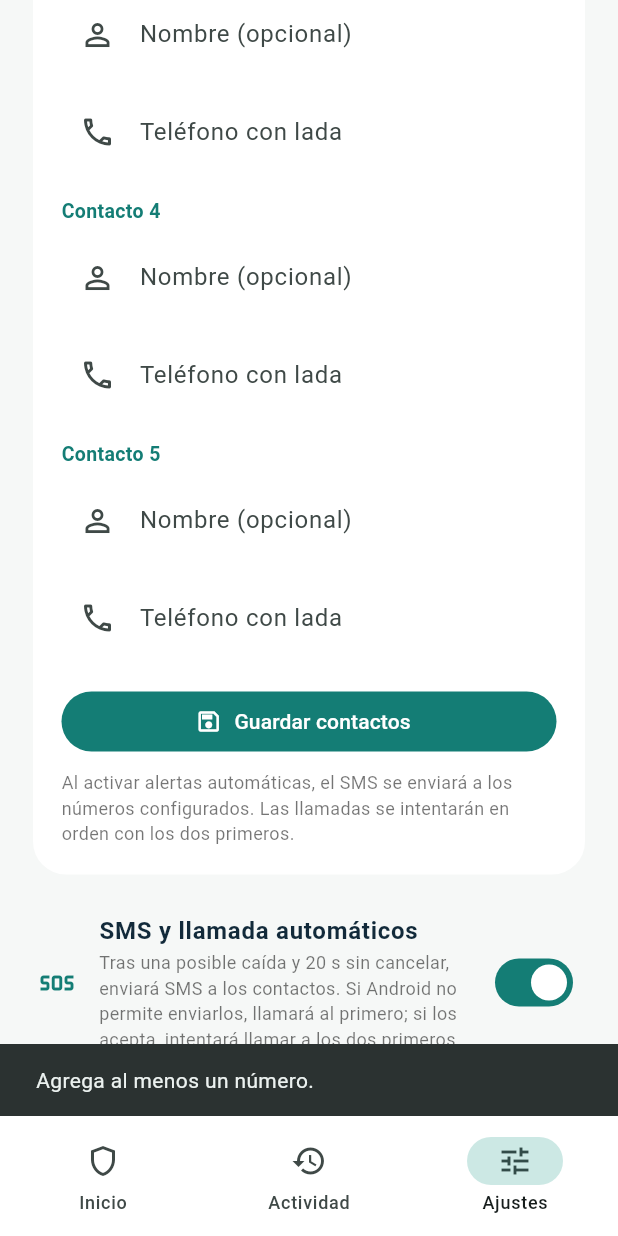
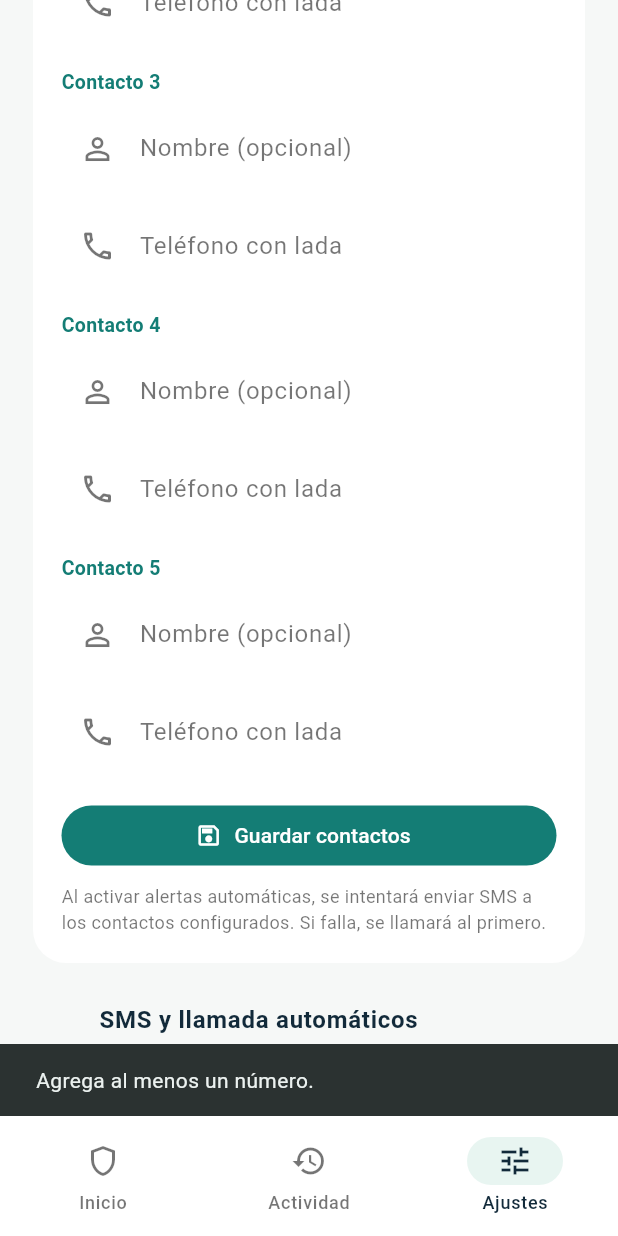
Before and after one commit to Bralex17654/proyectoRally, a Flutter app: the screen it shows after launch, item 3 of the bottom bar chosen, scrolled down 576 dp, after a tap on "Guardar contactos", on a phone screen of 412 x 824 dp. Run offline on Flutter 3.47's test engine with Material 3 defaults, Android fonts, the phone set to English and light mode, and no system bars; our stand-ins replace flutter_local_notifications, geolocator, permission_handler, sensors_plus, shared_preferences.

Commit message:
Rename app and add persistent theme toggle

```diff
--- a/lib/main.dart
+++ b/lib/main.dart
@@ -21,37 +21,97 @@ Future<void> main() async {
   runApp(const GuardianApp());
 }
 
-class GuardianApp extends StatelessWidget {
+class GuardianApp extends StatefulWidget {
   const GuardianApp({super.key});
 
   @override
-  Widget build(BuildContext context) => MaterialApp(
-    title: 'Guardian IoT',
-    debugShowCheckedModeBanner: false,
-    theme: ThemeData(
+  State<GuardianApp> createState() => _GuardianAppState();
+}
+
+class _GuardianAppState extends State<GuardianApp> {
+  bool _darkMode = false;
+
+  @override
+  void initState() {
+    super.initState();
+    _loadThemePreference();
+  }
+
+  Future<void> _loadThemePreference() async {
+    final prefs = await SharedPreferences.getInstance();
+    if (mounted)
+      setState(() => _darkMode = prefs.getBool('dark_mode') ?? false);
+  }
+
+  Future<void> _setDarkMode(bool enabled) async {
+    final prefs = await SharedPreferences.getInstance();
+    await prefs.setBool('dark_mode', enabled);
+    if (mounted) setState(() => _darkMode = enabled);
+  }
+
+  ThemeData _buildTheme(Brightness brightness) {
+    final dark = brightness == Brightness.dark;
+    final base = ColorScheme.fromSeed(seedColor: _teal, brightness: brightness);
+    final scheme = dark
+        ? base.copyWith(
+            primary: const Color(0xFF72D1C4),
+            surface: const Color(0xFF101918),
+            onSurface: const Color(0xFFE8F1EF),
+            onSurfaceVariant: const Color(0xFFB5C5C1),
+            secondaryContainer: const Color(0xFF24433D),
+            onSecondaryContainer: const Color(0xFFD9F3EE),
+            surfaceContainerLow: const Color(0xFF182321),
+            surfaceContainerHighest: const Color(0xFF263431),
+          )
+        : base.copyWith(
+            primary: _teal,
+            surface: _paper,
+            onSurface: _navy,
+            onSurfaceVariant: Colors.black54,
+            secondaryContainer: _mint,
+            onSecondaryContainer: _navy,
+            surfaceContainerLow: Colors.white,
+            surfaceContainerHighest: Colors.white,
+          );
+    return ThemeData(
       useMaterial3: true,
-      scaffoldBackgroundColor: _paper,
-      colorScheme: ColorScheme.fromSeed(seedColor: _teal, primary: _teal),
+      colorScheme: scheme,
+      scaffoldBackgroundColor: scheme.surface,
       fontFamily: 'Roboto',
-      appBarTheme: const AppBarTheme(
-        backgroundColor: _paper,
-        foregroundColor: _navy,
+      appBarTheme: AppBarTheme(
+        backgroundColor: scheme.surface,
+        foregroundColor: scheme.onSurface,
       ),
       inputDecorationTheme: InputDecorationTheme(
         filled: true,
-        fillColor: Colors.white,
+        fillColor: scheme.surfaceContainerHighest,
         border: OutlineInputBorder(
           borderRadius: BorderRadius.circular(16),
           borderSide: BorderSide.none,
         ),
       ),
-    ),
-    home: const GuardianHome(),
+    );
+  }
+
+  @override
+  Widget build(BuildContext context) => MaterialApp(
+    title: 'TzindaApp',
+    debugShowCheckedModeBanner: false,
+    theme: _buildTheme(Brightness.light),
+    darkTheme: _buildTheme(Brightness.dark),
+    themeMode: _darkMode ? ThemeMode.dark : ThemeMode.light,
+    home: GuardianHome(darkMode: _darkMode, onDarkModeChanged: _setDarkMode),
   );
 }
 
 class GuardianHome extends StatefulWidget {
-  const GuardianHome({super.key});
+  const GuardianHome({
+    super.key,
+    required this.darkMode,
+    required this.onDarkModeChanged,
+  });
+  final bool darkMode;
+  final ValueChanged<bool> onDarkModeChanged;
 
   @override
   State<GuardianHome> createState() => _GuardianHomeState();
@@ -293,7 +353,7 @@ class _GuardianHomeState extends State<GuardianHome>
             ScaffoldMessenger.of(context).showSnackBar(
               const SnackBar(
                 content: Text(
-                  'Android no autorizó SMS ni llamadas. Activa al menos uno en Ajustes > Aplicaciones > Guardian IoT > Permisos.',
+                  'Android no autorizó SMS ni llamadas. Activa al menos uno en Ajustes > Aplicaciones > TzindaApp > Permisos.',
                 ),
               ),
             );
@@ -443,7 +503,7 @@ class _GuardianHomeState extends State<GuardianHome>
         : 'Ubicación aproximada: https://maps.google.com/?q=${_position!.latitude},${_position!.longitude}';
     final who = _contactName.isEmpty ? 'Hola' : 'Hola $_contactName';
     final body =
-        '$who, Guardian IoT detectó un patrón compatible con una posible caída. ¿Puedes verificar cómo estoy? $location';
+        '$who, TzindaApp detectó un patrón compatible con una posible caída. ¿Puedes verificar cómo estoy? $location';
     final uri = Uri(
       scheme: 'smsto',
       path: _contactPhone,
@@ -474,7 +534,7 @@ class _GuardianHomeState extends State<GuardianHome>
       bottomNavigationBar: NavigationBar(
         selectedIndex: _tab,
         onDestinationSelected: (value) => setState(() => _tab = value),
-        backgroundColor: Colors.white,
+        backgroundColor: Theme.of(context).colorScheme.surfaceContainerLow,
         destinations: const [
           NavigationDestination(
             icon: Icon(Icons.shield_outlined),
@@ -490,6 +550,7 @@ class _GuardianHomeState extends State<GuardianHome>
 
   Widget _dashboard() {
     final isActive = _monitorActive;
+    final colors = Theme.of(context).colorScheme;
     return ListView(
       padding: const EdgeInsets.fromLTRB(22, 16, 22, 28),
       children: [
@@ -499,23 +560,23 @@ class _GuardianHomeState extends State<GuardianHome>
               width: 46,
               height: 46,
               decoration: BoxDecoration(
-                color: _mint,
+                color: colors.secondaryContainer,
                 borderRadius: BorderRadius.circular(15),
               ),
-              child: const Icon(Icons.health_and_safety, color: _teal),
+              child: Icon(Icons.health_and_safety, color: colors.primary),
             ),
             const SizedBox(width: 12),
-            const Expanded(
+            Expanded(
               child: Column(
                 crossAxisAlignment: CrossAxisAlignment.start,
                 children: [
                   Text(
-                    'GUARDIAN IoT',
+                    'TZINDAAPP',
                     style: TextStyle(
                       fontSize: 12,
                       letterSpacing: 1.5,
                       fontWeight: FontWeight.w800,
-                      color: _teal,
+                      color: colors.primary,
                     ),
                   ),
                   SizedBox(height: 2),
@@ -524,7 +585,7 @@ class _GuardianHomeState extends State<GuardianHome>
                     style: TextStyle(
                       fontSize: 20,
                       fontWeight: FontWeight.w700,
-                      color: _navy,
+                      color: colors.onSurface,
                     ),
                   ),
                 ],
@@ -532,7 +593,7 @@ class _GuardianHomeState extends State<GuardianHome>
             ),
             IconButton(
               onPressed: () => setState(() => _tab = 2),
-              icon: const Icon(Icons.settings_outlined, color: _navy),
+              icon: Icon(Icons.settings_outlined, color: colors.onSurface),
             ),
           ],
         ),
@@ -654,7 +715,7 @@ class _GuardianHomeState extends State<GuardianHome>
         Container(
           padding: const EdgeInsets.all(17),
           decoration: BoxDecoration(
-            color: Colors.white,
+            color: colors.surfaceContainerLow,
             borderRadius: BorderRadius.circular(21),
           ),
           child: Row(
@@ -662,21 +723,21 @@ class _GuardianHomeState extends State<GuardianHome>
               Container(
                 width: 42,
                 height: 42,
-                decoration: const BoxDecoration(
-                  color: _mint,
+                decoration: BoxDecoration(
+                  color: colors.secondaryContainer,
                   shape: BoxShape.circle,
                 ),
-                child: const Icon(Icons.people_outline, color: _teal),
+                child: Icon(Icons.people_outline, color: colors.primary),
               ),
               const SizedBox(width: 12),
               Expanded(
                 child: Column(
                   crossAxisAlignment: CrossAxisAlignment.start,
                   children: [
-                    const Text(
+                    Text(
                       'Contactos de confianza',
                       style: TextStyle(
-                        color: _navy,
+                        color: colors.onSurface,
                         fontWeight: FontWeight.w700,
                       ),
                     ),
@@ -687,8 +748,8 @@ class _GuardianHomeState extends State<GuardianHome>
                           : '${_contacts.length} de 5 contactos configurados',
                       maxLines: 1,
                       overflow: TextOverflow.ellipsis,
-                      style: const TextStyle(
-                        color: Colors.black54,
+                      style: TextStyle(
+                        color: colors.onSurfaceVariant,
                         fontSize: 12,
                       ),
                     ),
@@ -703,37 +764,42 @@ class _GuardianHomeState extends State<GuardianHome>
           ),
         ),
         const SizedBox(height: 17),
-        const Text(
-          'Guardian IoT es un apoyo preventivo experimental. No sustituye atención médica ni servicios de emergencia.',
-          style: TextStyle(color: Colors.black54, fontSize: 12, height: 1.5),
+        Text(
+          'TzindaApp es un apoyo preventivo experimental. No sustituye atención médica ni servicios de emergencia.',
+          style: TextStyle(
+            color: colors.onSurfaceVariant,
+            fontSize: 12,
+            height: 1.5,
+          ),
         ),
       ],
     );
   }
 
-  Widget _infoCard(IconData icon, String title, String value, String detail) =>
-      Container(
+  Widget _infoCard(IconData icon, String title, String value, String detail) {
+    final colors = Theme.of(context).colorScheme;
+    return Container(
       padding: const EdgeInsets.all(16),
       decoration: BoxDecoration(
-          color: Colors.white,
+        color: colors.surfaceContainerLow,
         borderRadius: BorderRadius.circular(21),
       ),
       child: Column(
         crossAxisAlignment: CrossAxisAlignment.start,
         children: [
-            Icon(icon, color: _teal, size: 22),
+          Icon(icon, color: colors.primary, size: 22),
           const SizedBox(height: 13),
           Text(
             title,
-              style: const TextStyle(color: Colors.black54, fontSize: 12),
+            style: TextStyle(color: colors.onSurfaceVariant, fontSize: 12),
           ),
           const SizedBox(height: 3),
           Text(
             value,
             maxLines: 1,
             overflow: TextOverflow.ellipsis,
-              style: const TextStyle(
-                color: _navy,
+            style: TextStyle(
+              color: colors.onSurface,
               fontSize: 14,
               fontWeight: FontWeight.w700,
             ),
@@ -741,49 +807,59 @@ class _GuardianHomeState extends State<GuardianHome>
           const SizedBox(height: 3),
           Text(
             detail,
-              style: const TextStyle(color: Colors.black45, fontSize: 11),
+            style: TextStyle(color: colors.onSurfaceVariant, fontSize: 11),
           ),
         ],
       ),
     );
+  }
 
-  Widget _activity() => ListView(
+  Widget _activity() {
+    final colors = Theme.of(context).colorScheme;
+    return ListView(
       padding: const EdgeInsets.fromLTRB(22, 28, 22, 28),
       children: [
-      const Text(
+        Text(
           'Actividad',
           style: TextStyle(
-          color: _navy,
+            color: colors.onSurface,
             fontSize: 28,
             fontWeight: FontWeight.w700,
           ),
         ),
         const SizedBox(height: 8),
-      const Text(
+        Text(
           'Un registro sencillo de eventos en este teléfono.',
-        style: TextStyle(color: Colors.black54),
+          style: TextStyle(color: colors.onSurfaceVariant),
         ),
         const SizedBox(height: 24),
         if (_lastEvent == null)
           Container(
             padding: const EdgeInsets.all(24),
             decoration: BoxDecoration(
-            color: Colors.white,
+              color: colors.surfaceContainerLow,
               borderRadius: BorderRadius.circular(22),
             ),
-          child: const Column(
+            child: Column(
               children: [
-              Icon(Icons.event_note_outlined, size: 34, color: _teal),
-              SizedBox(height: 12),
+                Icon(
+                  Icons.event_note_outlined,
+                  size: 34,
+                  color: colors.primary,
+                ),
+                const SizedBox(height: 12),
                 Text(
                   'Aún no hay eventos',
-                style: TextStyle(fontWeight: FontWeight.w700, color: _navy),
+                  style: TextStyle(
+                    fontWeight: FontWeight.w700,
+                    color: colors.onSurface,
                   ),
-              SizedBox(height: 5),
+                ),
+                const SizedBox(height: 5),
                 Text(
                   'Las confirmaciones y pruebas aparecerán aquí.',
                   textAlign: TextAlign.center,
-                style: TextStyle(color: Colors.black54),
+                  style: TextStyle(color: colors.onSurfaceVariant),
                 ),
               ],
             ),
@@ -792,12 +868,15 @@ class _GuardianHomeState extends State<GuardianHome>
           Container(
             padding: const EdgeInsets.all(18),
             decoration: BoxDecoration(
-            color: Colors.white,
+              color: colors.surfaceContainerLow,
               borderRadius: BorderRadius.circular(22),
             ),
             child: Row(
               children: [
-              const Icon(Icons.notifications_active_outlined, color: _teal),
+                Icon(
+                  Icons.notifications_active_outlined,
+                  color: colors.primary,
+                ),
                 const SizedBox(width: 12),
                 Expanded(
                   child: Column(
@@ -805,16 +884,16 @@ class _GuardianHomeState extends State<GuardianHome>
                     children: [
                       Text(
                         _statusMessage,
-                      style: const TextStyle(
+                        style: TextStyle(
                           fontWeight: FontWeight.w700,
-                        color: _navy,
+                          color: colors.onSurface,
                         ),
                       ),
                       const SizedBox(height: 4),
                       Text(
                         _formatTime(_lastEvent!),
-                      style: const TextStyle(
-                        color: Colors.black54,
+                        style: TextStyle(
+                          color: colors.onSurfaceVariant,
                           fontSize: 12,
                         ),
                       ),
@@ -833,39 +912,70 @@ class _GuardianHomeState extends State<GuardianHome>
         ),
       ],
     );
+  }
 
-  Widget _settings() => ListView(
+  Widget _settings() {
+    final colors = Theme.of(context).colorScheme;
+    return ListView(
       padding: const EdgeInsets.fromLTRB(22, 28, 22, 28),
       children: [
-      const Text(
+        Text(
           'Ajustes',
           style: TextStyle(
-          color: _navy,
+            color: colors.onSurface,
             fontSize: 28,
             fontWeight: FontWeight.w700,
           ),
         ),
         const SizedBox(height: 8),
-      const Text(
-        'Agrega hasta cinco números. Si Android bloquea el SMS, Guardian IoT intentará llamar al primer contacto.',
-        style: TextStyle(color: Colors.black54),
+        Text(
+          'Agrega hasta cinco números. Si Android bloquea el SMS, TzindaApp intentará llamar al primer contacto.',
+          style: TextStyle(color: colors.onSurfaceVariant),
         ),
-      const SizedBox(height: 24),
+        const SizedBox(height: 18),
+        SwitchListTile(
+          value: widget.darkMode,
+          onChanged: widget.onDarkModeChanged,
+          contentPadding: const EdgeInsets.symmetric(horizontal: 4),
+          secondary: Icon(
+            widget.darkMode ? Icons.dark_mode : Icons.light_mode,
+            color: colors.primary,
+          ),
+          title: Text(
+            widget.darkMode ? 'Modo oscuro' : 'Modo claro',
+            style: TextStyle(
+              color: colors.onSurface,
+              fontWeight: FontWeight.w700,
+            ),
+          ),
+          subtitle: Text(
+            'Cambiar entre fondo claro y oscuro',
+            style: TextStyle(color: colors.onSurfaceVariant, fontSize: 12),
+          ),
+        ),
+        const SizedBox(height: 10),
         _ContactsForm(contacts: _contacts, onSave: _saveContacts),
         const SizedBox(height: 18),
         SwitchListTile(
           value: _automaticActions,
           onChanged: _saveAutomaticActions,
           contentPadding: const EdgeInsets.symmetric(horizontal: 4),
-        title: const Text(
+          title: Text(
             'SMS y llamada automáticos',
-          style: TextStyle(color: _navy, fontWeight: FontWeight.w700),
+            style: TextStyle(
+              color: colors.onSurface,
+              fontWeight: FontWeight.w700,
             ),
-        subtitle: const Text(
+          ),
+          subtitle: Text(
             'Tras una posible caída y 20 s sin cancelar, enviará SMS a los contactos. Si Android no permite enviarlos, llamará al primero; si los acepta, intentará llamar a los dos primeros.',
-          style: TextStyle(color: Colors.black54, fontSize: 12, height: 1.4),
+            style: TextStyle(
+              color: colors.onSurfaceVariant,
+              fontSize: 12,
+              height: 1.4,
             ),
-        secondary: const Icon(Icons.sos_outlined, color: _teal),
+          ),
+          secondary: Icon(Icons.sos_outlined, color: colors.primary),
         ),
         const SizedBox(height: 10),
         const _NoticeCard(
@@ -886,7 +996,7 @@ class _GuardianHomeState extends State<GuardianHome>
           icon: Icons.notifications_active_outlined,
           title: 'Pregunta al detectar una posible caída',
           body:
-            'Guardian IoT intentará mostrar “¿Estás bien?” sobre otras apps. En Android 14 o posterior, concede “Alertas a pantalla completa” cuando se abra Ajustes; si el sistema no lo permite, recibirás la alarma sonora/vibratoria y podrás responder desde la notificación.',
+              'TzindaApp intentará mostrar “¿Estás bien?” sobre otras apps. En Android 14 o posterior, concede “Alertas a pantalla completa” cuando se abra Ajustes; si el sistema no lo permite, recibirás la alarma sonora/vibratoria y podrás responder desde la notificación.',
         ),
         const SizedBox(height: 12),
         const _NoticeCard(
@@ -897,6 +1007,7 @@ class _GuardianHomeState extends State<GuardianHome>
         ),
       ],
     );
+  }
 }
 
 class _ContactsForm extends StatefulWidget {
@@ -929,34 +1040,36 @@ class _ContactsFormState extends State<_ContactsForm> {
   }
 
   @override
-  Widget build(BuildContext context) => Container(
+  Widget build(BuildContext context) {
+    final colors = Theme.of(context).colorScheme;
+    return Container(
       padding: const EdgeInsets.all(19),
       decoration: BoxDecoration(
-      color: Colors.white,
+        color: colors.surfaceContainerLow,
         borderRadius: BorderRadius.circular(22),
       ),
       child: Column(
         crossAxisAlignment: CrossAxisAlignment.start,
         children: [
-        const Text(
+          Text(
             'Contactos de confianza',
             style: TextStyle(
               fontWeight: FontWeight.w700,
-            color: _navy,
+              color: colors.onSurface,
               fontSize: 17,
             ),
           ),
           const SizedBox(height: 6),
-        const Text(
+          Text(
             'El orden define a quién se llama primero.',
-          style: TextStyle(color: Colors.black54, fontSize: 12),
+            style: TextStyle(color: colors.onSurfaceVariant, fontSize: 12),
           ),
           const SizedBox(height: 15),
           for (var i = 0; i < 5; i++) ...[
             Text(
               'Contacto ${i + 1}${i < 2 ? ' · llamada prioritaria' : ''}',
-            style: const TextStyle(
-              color: _teal,
+              style: TextStyle(
+                color: colors.primary,
                 fontWeight: FontWeight.w700,
                 fontSize: 13,
               ),
@@ -1015,13 +1128,18 @@ class _ContactsFormState extends State<_ContactsForm> {
             ),
           ),
           const SizedBox(height: 8),
-        const Text(
-          'Al activar alertas automáticas, el SMS se enviará a los números configurados. Las llamadas se intentarán en orden con los dos primeros.',
-          style: TextStyle(color: Colors.black54, fontSize: 12, height: 1.45),
+          Text(
+            'Al activar alertas automáticas, se intentará enviar SMS a los contactos configurados. Si falla, se llamará al primero.',
+            style: TextStyle(
+              color: colors.onSurfaceVariant,
+              fontSize: 12,
+              height: 1.45,
+            ),
           ),
         ],
       ),
     );
+  }
 }
 
 class _NoticeCard extends StatelessWidget {
@@ -1034,16 +1152,18 @@ class _NoticeCard extends StatelessWidget {
   final String title;
   final String body;
   @override
-  Widget build(BuildContext context) => Container(
+  Widget build(BuildContext context) {
+    final colors = Theme.of(context).colorScheme;
+    return Container(
       padding: const EdgeInsets.all(17),
       decoration: BoxDecoration(
-      color: Colors.white,
+        color: colors.surfaceContainerLow,
         borderRadius: BorderRadius.circular(21),
       ),
       child: Row(
         crossAxisAlignment: CrossAxisAlignment.start,
         children: [
-        Icon(icon, color: _teal),
+          Icon(icon, color: colors.primary),
           const SizedBox(width: 12),
           Expanded(
             child: Column(
@@ -1051,16 +1171,16 @@ class _NoticeCard extends StatelessWidget {
               children: [
                 Text(
                   title,
-                style: const TextStyle(
-                  color: _navy,
+                  style: TextStyle(
+                    color: colors.onSurface,
                     fontWeight: FontWeight.w700,
                   ),
                 ),
                 const SizedBox(height: 5),
                 Text(
                   body,
-                style: const TextStyle(
-                  color: Colors.black54,
+                  style: TextStyle(
+                    color: colors.onSurfaceVariant,
                     fontSize: 12,
                     height: 1.45,
                   ),
@@ -1072,6 +1192,7 @@ class _NoticeCard extends StatelessWidget {
       ),
     );
   }
+}
 
 String _formatTime(DateTime date) =>
     '${date.hour.toString().padLeft(2, '0')}:${date.minute.toString().padLeft(2, '0')} · ${date.day.toString().padLeft(2, '0')}/${date.month.toString().padLeft(2, '0')}/${date.year}';
--- a/lib/services/alert_service.dart
+++ b/lib/services/alert_service.dart
@@ -5,12 +5,16 @@ class Alerts {
 
   static Future<void> initialize() async {
     const android = AndroidInitializationSettings('@drawable/ic_launcher');
-    await _plugin.initialize(settings: const InitializationSettings(android: android));
+    await _plugin.initialize(
+      settings: const InitializationSettings(android: android),
+    );
   }
 
   static Future<void> requestPermission() async {
     await _plugin
-        .resolvePlatformSpecificImplementation<AndroidFlutterLocalNotificationsPlugin>()
+        .resolvePlatformSpecificImplementation<
+          AndroidFlutterLocalNotificationsPlugin
+        >()
         ?.requestNotificationsPermission();
   }
 
@@ -19,7 +23,7 @@ class Alerts {
       android: AndroidNotificationDetails(
         'guardian_alerts',
         'Alertas Guardian',
-        channelDescription: 'Avisos locales de Guardian IoT',
+        channelDescription: 'Avisos locales de TzindaApp',
         importance: Importance.max,
         priority: Priority.high,
         category: AndroidNotificationCategory.alarm,
@@ -27,7 +31,7 @@ class Alerts {
     );
     await _plugin.show(
       id: 1001,
-      title: automatic ? 'Guardian IoT · alerta' : 'Guardian IoT · prueba',
+      title: automatic ? 'TzindaApp · alerta' : 'TzindaApp · prueba',
       body: automatic
           ? 'Se preparó una alerta. Revisa el mensaje para tu contacto.'
           : 'Prueba de alerta solicitada.',
```
Also changed, not shown: 3 other files. Lines whose indentation alone changed are shown as unchanged.
